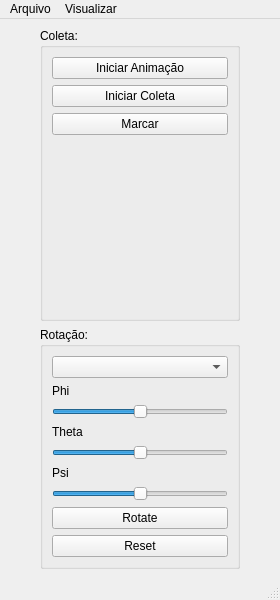
This is Software/Python Framework/gui/mainwindow.ui in italogsfernandes/rastreamento-inercial as Qt 5 draws it before an edit. The edited form follows.
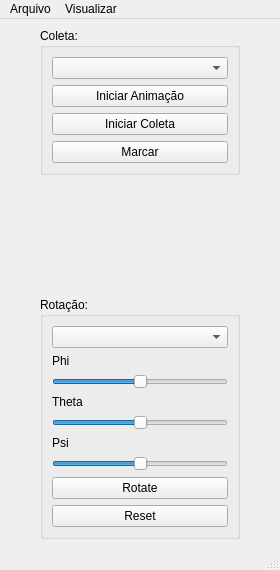
This is the edited form.

Commit message: portas seriais and layout improved

What changed in the file:
```diff
--- a/Software/Python Framework/gui/mainwindow.ui
+++ b/Software/Python Framework/gui/mainwindow.ui
@@ -7,7 +7,7 @@
     <x>0</x>
     <y>0</y>
     <width>280</width>
-    <height>600</height>
+    <height>570</height>
    </rect>
   </property>
   <property name="windowTitle">
@@ -25,6 +25,9 @@
            <string>Coleta:</string>
           </property>
           <layout class="QVBoxLayout" name="verticalLayout_5">
+           <item>
+            <widget class="QComboBox" name="cbSerialPort"/>
+           </item>
            <item>
             <widget class="QPushButton" name="btnAnimation">
              <property name="text">
@@ -46,6 +49,9 @@
              </property>
             </widget>
            </item>
+          </layout>
+         </widget>
+        </item>
            <item>
             <spacer name="verticalSpacer">
              <property name="orientation">
@@ -58,9 +64,6 @@
               </size>
              </property>
             </spacer>
-           </item>
-          </layout>
-         </widget>
         </item>
         <item>
          <widget class="QGroupBox" name="groupRotation">
```
Lines whose indentation alone changed are shown as unchanged. The commit also changes 2 other files.
